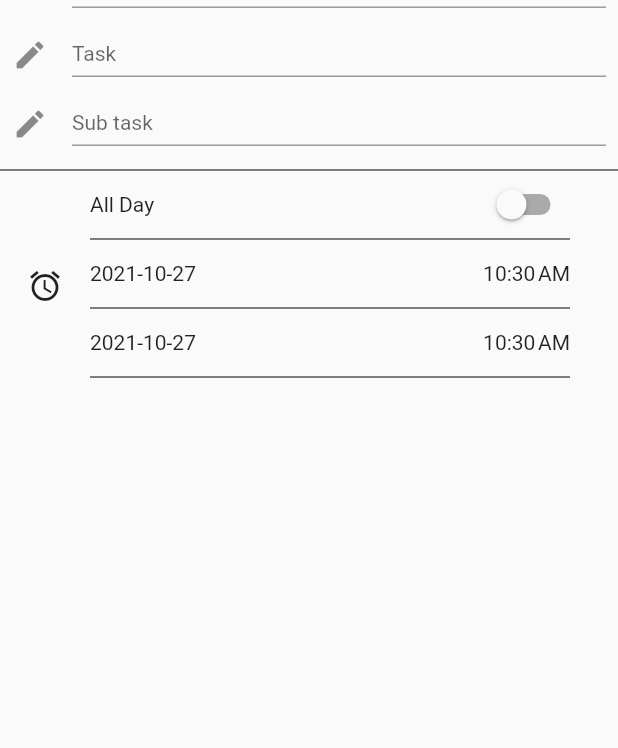
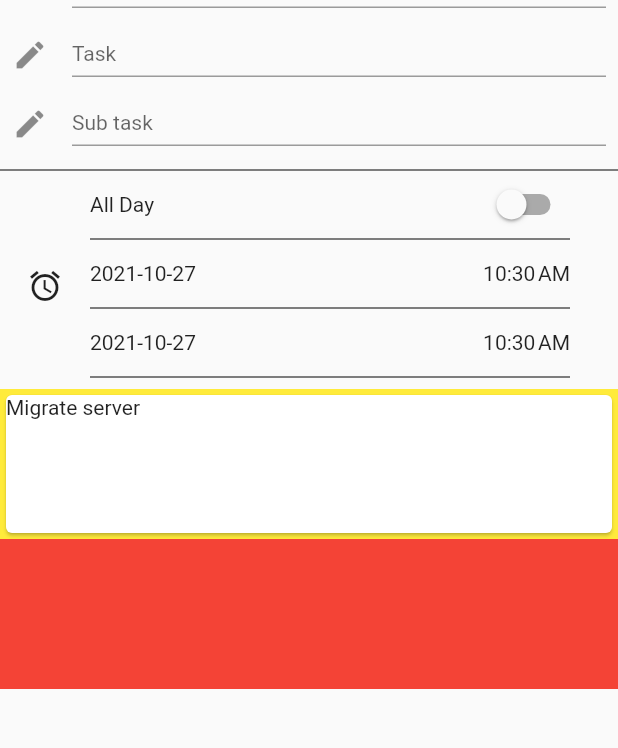
Before and after one commit to olaloat/teleWorkMobile, a Flutter app: the TaskEditScreen screen opened directly, on a phone screen of 412 x 824 dp, the part 133-881 px from its top. Run offline on Flutter 3.47's test engine with Material 2 defaults, Android fonts, the phone set to English and light mode, and no system bars.

Commit message:
add menu master task

```diff
--- a/lib/Screen/TaskEditScreen.dart
+++ b/lib/Screen/TaskEditScreen.dart
@@ -41,35 +41,32 @@ class _TaskEditScreenState extends State<TaskEditScreen> {
         actions: [
           IconButton(
               onPressed: () {
-
                 setState(() {
                   MyTaskList.myList.add(TaskModel(
                       workType: textInputType.text,
-                      workTask:  textInputTask.text,
-                      workSubTask:  textInputSubtask.text,
-                      id:   MyTaskList.myList.length,timeEnd: selectedTimeEnd,timeStart: selectedTimeStart,
+                      workTask: textInputTask.text,
+                      workSubTask: textInputSubtask.text,
+                      id: MyTaskList.myList.length,
+                      timeEnd: selectedTimeEnd,
+                      timeStart: selectedTimeStart,
                       type: type));
                 });
 
                 Operation.navigateScreenMyTask(context);
-
-
               },
               icon: const Icon(Icons.check)),
         ],
       ),
-        body: ListView(
+      body: Column(
         children: [
           Column(
-              children: [
+            children: <Widget>[
               //===========================input type====================
               Padding(
                 padding: const EdgeInsets.all(8.0),
                 child: Container(
                     height: 30,
-                      child:  TaskInputWidget(
-
-
+                    child: TaskInputWidget(
                       textInput: textInputType,
                       labelString: "Type",
                     )),
@@ -82,7 +79,7 @@ Operation.navigateScreenMyTask(context);
                 child: Container(
                     height: 30,
                     //width: 50,
-                      child:  TaskInputWidget(
+                    child: TaskInputWidget(
                       textInput: textInputTask,
                       labelString: "Task",
                     )),
@@ -94,7 +91,7 @@ Operation.navigateScreenMyTask(context);
                 padding: const EdgeInsets.all(8.0),
                 child: Container(
                     height: 30,
-                      child:  TaskInputWidget(
+                    child: TaskInputWidget(
                       textInput: textInputSubtask,
                       labelString: "Sub task",
                     )),
@@ -230,15 +227,37 @@ Operation.navigateScreenMyTask(context);
                 ],
               ),
 
-
               //===========================  master task list ===========================================================
-              //  ListView(children: [Card(child: Text("Migrate Server"),)],)
+              Container(
+                  height: 200,
+                  color: Colors.red,
+                  child: ListView(
+                    children: [
+                      Container(
+                          color: Colors.yellow,
+                          child: Container(
+                              height: 100, //width: 100,
+                              child: InkWell(
+                                child: Card(
+                                  child: Text("Migrate server"),
+                                ),
+                                onTap: () {
+                                  textInputType.text = "Implement";
+                                  textInputTask.text = "Project";
+                                  textInputSubtask.text = "Migrate server";
+                                },
+                              )))
+                    ],
+                  ))
             ],
           )
 
 //Row(children: [Text(" ") , Text("detail")],)
         ],
-        ));
+      ) ////    control editor
+
+      ,
+    );
   }
 
   _selectTime(BuildContext context, String timeType) async {
@@ -307,7 +326,6 @@ class TaskInputWidget extends StatelessWidget {
   Widget build(BuildContext context) {
     return TextField(
       controller: textInput,
-
       style: TextStyle(
           fontSize: 14,
           //  height: 2.0,
```
Lines whose indentation alone changed are shown as unchanged.
